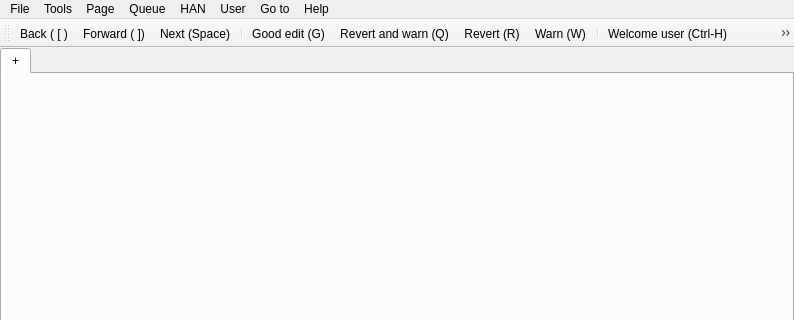
huggle/huggle3-qt-lx, file src/huggle_ui/mainwindow.ui: the form before one commit; both pictures show x 0 to 794 and y 0 to 320 of the 794 by 482 pixel window.
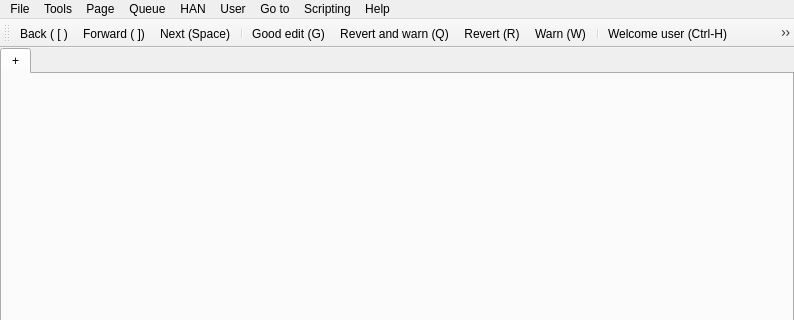
The form after the commit. Icons and pictures are not drawn.

Patch:
```diff
--- a/src/huggle_ui/mainwindow.ui
+++ b/src/huggle_ui/mainwindow.ui
@@ -260,6 +260,12 @@
     <addaction name="actionMy_talk_page"/>
     <addaction name="actionMy_Contributions"/>
    </widget>
+   <widget class="QMenu" name="menuScripting">
+    <property name="title">
+     <string>Scripting</string>
+    </property>
+    <addaction name="actionScripts_manager"/>
+   </widget>
    <addaction name="menuFile"/>
    <addaction name="menuTools"/>
    <addaction name="menuPage"/>
@@ -267,6 +273,7 @@
    <addaction name="menuHAN"/>
    <addaction name="menuUser"/>
    <addaction name="menuGo_to"/>
+   <addaction name="menuScripting"/>
    <addaction name="menuHelp"/>
   </widget>
   <widget class="QToolBar" name="mainToolBar">
```
Left out of the diff: 5 changed lines with no effect on the pictures.
